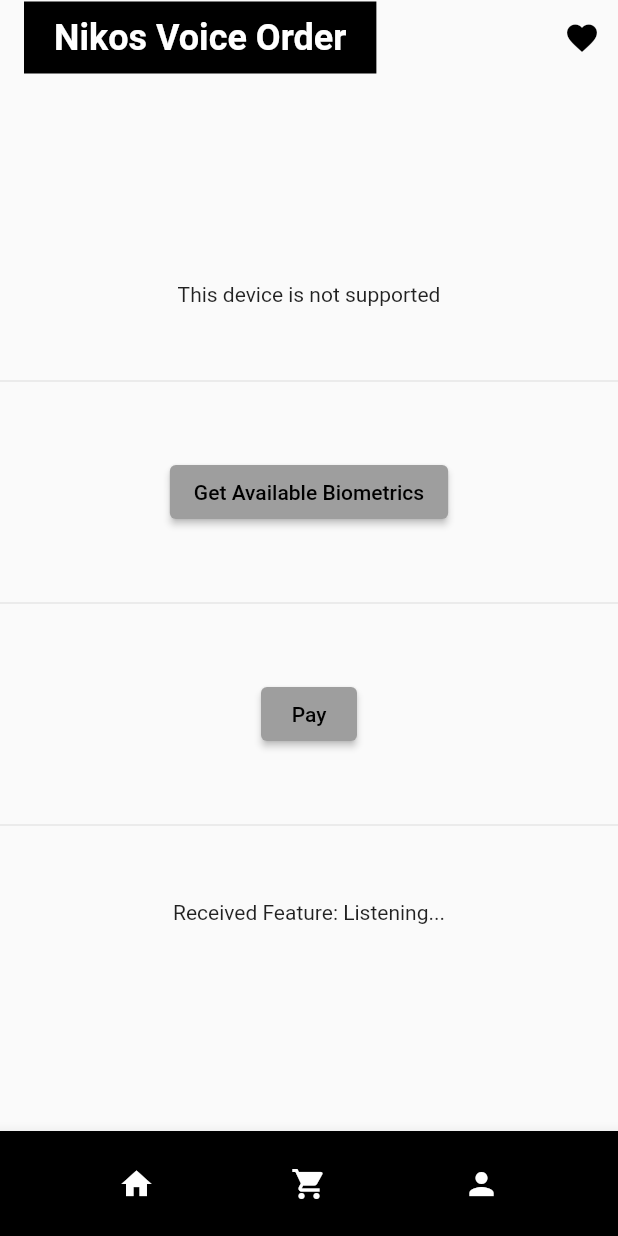
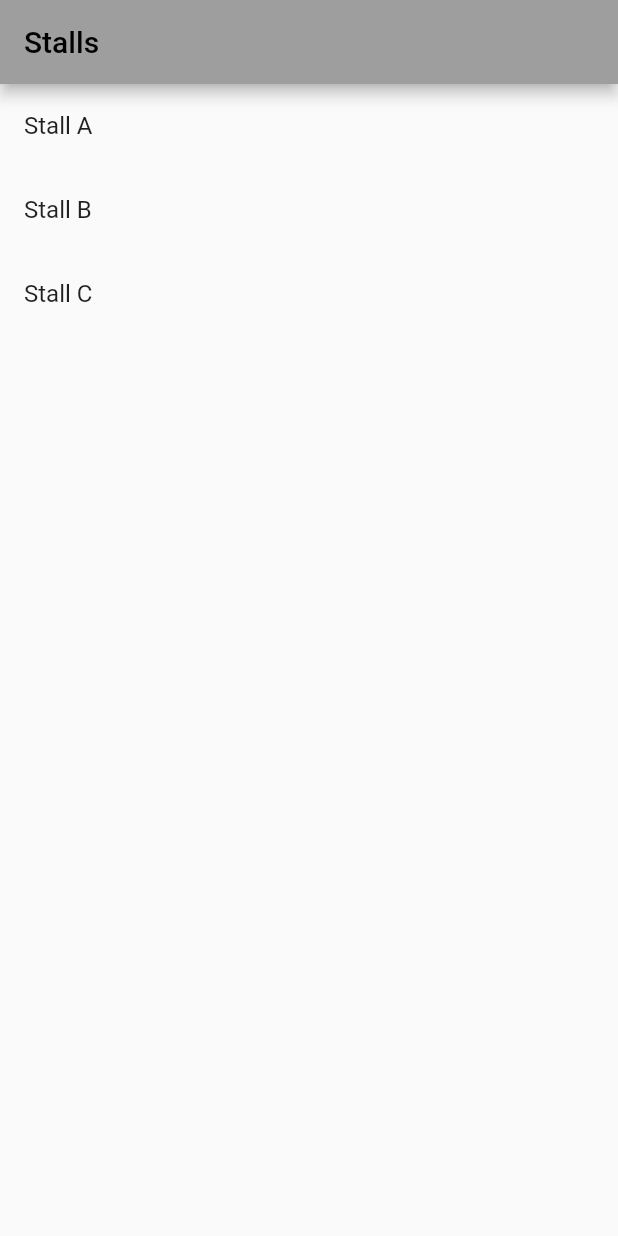
Before and after one commit to Nikoswee/testProject, a Flutter app: the screen it shows after launch, on a phone screen of 412 x 824 dp. Run offline on Flutter 3.47's test engine with Material 2 defaults, Android fonts, the phone set to English and light mode, and no system bars; our stand-ins replace equatable, flutter_bloc, local_auth.

```diff
--- a/lib/main.dart
+++ b/lib/main.dart
@@ -1,10 +1,18 @@
 import 'package:flutter/material.dart';
+import 'package:flutter_bloc/flutter_bloc.dart';
+import 'bloc/cart_bloc.dart';
 import 'screens/screens.dart';
 
 
 void main() {
-  runApp(const MyApp());
+  runApp(
+    BlocProvider(
+      create: (context) => CartBloc(),
+      child: const MyApp(),
+    ),
+  );
 }
+
 
 
 class MyApp extends StatelessWidget {
@@ -16,7 +24,7 @@ class MyApp extends StatelessWidget {
       theme: ThemeData(
         primarySwatch: Colors.grey,
       ),
-      home: HomeScreen(),
+      home: StallsScreen(),
     );
   }
 }
--- a/lib/screens/payment/payment_screen.dart
+++ b/lib/screens/payment/payment_screen.dart
@@ -1,6 +1,4 @@
 import 'package:flutter/material.dart';
-import 'package:local_auth/local_auth.dart';
-
 import '../../widgets/widgets.dart';
 import '../screens.dart';
 
--- a/lib/screens/screens.dart
+++ b/lib/screens/screens.dart
@@ -1,3 +1,4 @@
 export 'home/home_screen.dart';
 export 'payment/payment_screen.dart';
 export 'stall/stall_screen.dart';
+export 'stall/foodItem_screen.dart';
--- a/lib/screens/stall/stall_screen.dart
+++ b/lib/screens/stall/stall_screen.dart
@@ -0,0 +1,30 @@
+import 'package:flutter/material.dart';
+import '../screens.dart';
+
+class StallsScreen extends StatefulWidget {
+  @override
+  _StallsScreenState createState() => _StallsScreenState();
+}
+
+class _StallsScreenState extends State<StallsScreen> {
+  final List<String> stalls = ['Stall A', 'Stall B', 'Stall C'];
+
+  @override
+  Widget build(BuildContext context) {
+    return Scaffold(
+      appBar: AppBar(title: Text("Stalls")),
+      body: ListView.builder(
+        itemCount: stalls.length,
+        itemBuilder: (context, index) {
+          return ListTile(
+            title: Text(stalls[index]),
+            onTap: () {
+              // Navigate to food items of the selected stall
+              Navigator.push(context, MaterialPageRoute(builder: (context) => FoodItemsScreen(stallName: stalls[index])));
+            },
+          );
+        },
+      ),
+    );
+  }
+}
--- a/pubspec.yaml
+++ b/pubspec.yaml
@@ -31,6 +31,8 @@ environment:
 dependencies:
   flutter:
     sdk: flutter
+  flutter_bloc: ^8.0.1
+  equatable: ^2.0.0
 
   # The following adds the Cupertino Icons font to your application.
   # Use with the CupertinoIcons class for iOS style icons.
```
Also changed, not shown: lib/bloc/cart_bloc.dart (added, +34 -0 lines), lib/bloc/cart_event.dart (added, +17 -0 lines), lib/bloc/cart_state.dart (added, +29 -0 lines), lib/model/cart.dart (added, +16 -0 lines), lib/screens/cart/cart_screen.dart (added, +57 -0 lines), lib/screens/stall/foodItem_screen.dart (added, +56 -0 lines), pubspec.lock.
